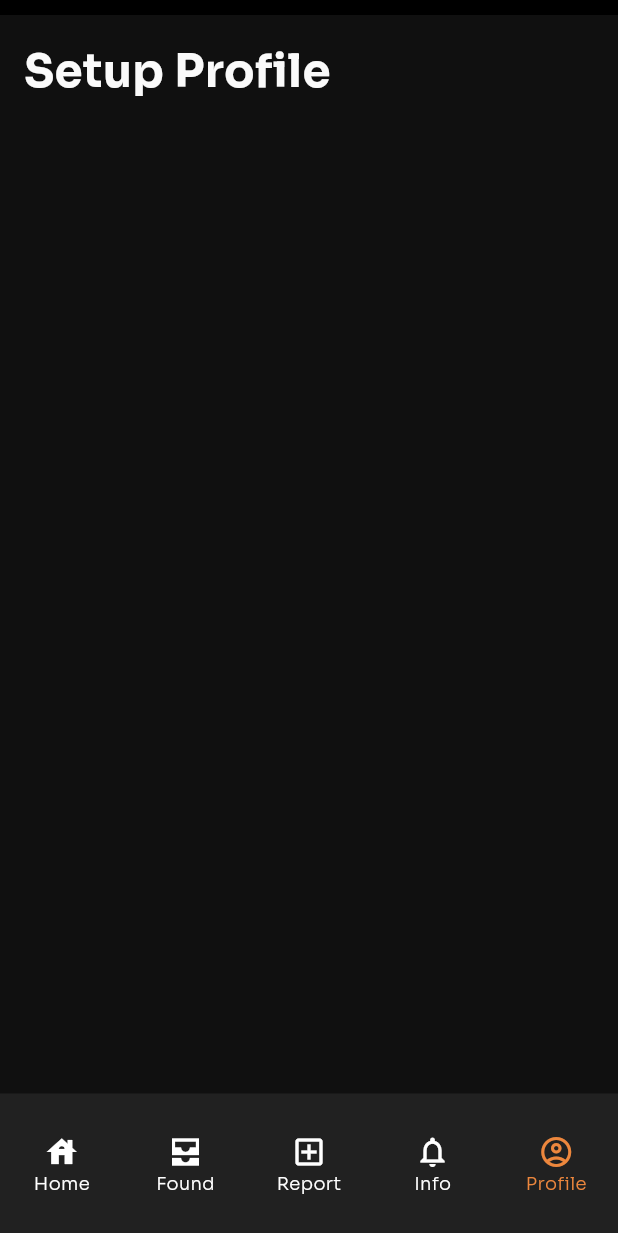
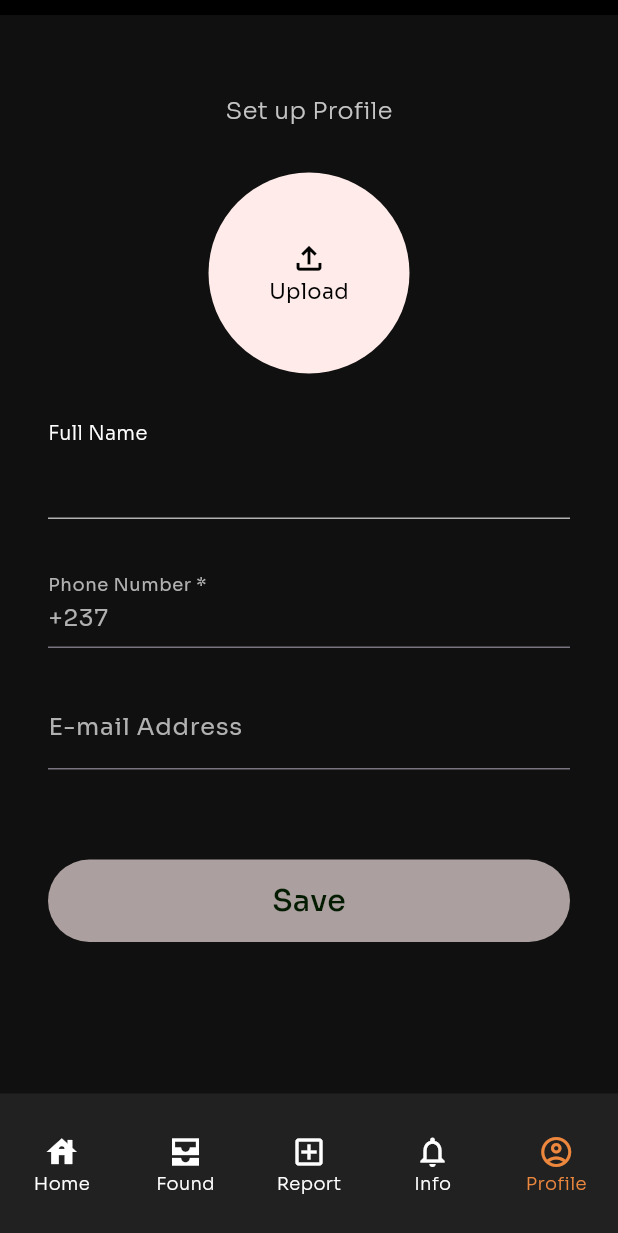
Before and after one commit to Serge-NSN/findam, a Flutter app: the BottomNavBar screen opened directly, item 5 of the bottom bar chosen, on a phone screen of 412 x 824 dp. Shown: the top 1233 px of the screen. Run offline on Flutter 3.47's test engine with Material 3 defaults, Android fonts, the phone set to English and light mode, and no system bars; our stand-ins replace animated_splash_screen, image_picker, page_transition.

Commit message:
add: profile_route

```diff
--- a/lib/home_screen.dart
+++ b/lib/home_screen.dart
@@ -3,6 +3,7 @@ import 'package:findam/routes/home.dart';
 import 'package:findam/routes/report.dart';
 import 'package:flutter/material.dart';
 import 'routes/notifications.dart';
+import 'routes/profile.dart';
 
 class HomeScreen extends StatelessWidget {
   final int selectedIndex;
@@ -33,17 +34,12 @@ class _BottomNavBarState extends State<BottomNavBar> {
     _selectedIndex = widget.initialIndex;
   }
 
-  static const TextStyle optionStyle = TextStyle(
-      fontSize: 30, fontWeight: FontWeight.bold, color: Color(0xFFFAFAFA));
   static const List<Widget> _widgetOptions = <Widget>[
     Home(),
     FoundItems(),
     ReportItem(),
     Notifications(),
-    Text(
-      'Setup Profile',
-      style: optionStyle,
-    ),
+    Profile(),
   ];
 
   void _onItemTapped(int index) {
@@ -95,10 +91,10 @@ class _BottomNavBarState extends State<BottomNavBar> {
           unselectedItemColor: Colors.white,
           showUnselectedLabels: true,
           onTap: _onItemTapped,
-          selectedLabelStyle: const TextStyle(
-              fontSize: 12, fontWeight: FontWeight.w300),
-          unselectedLabelStyle: const TextStyle(
-              fontSize: 12, fontWeight: FontWeight.w300),
+          selectedLabelStyle:
+              const TextStyle(fontSize: 12, fontWeight: FontWeight.w300),
+          unselectedLabelStyle:
+              const TextStyle(fontSize: 12, fontWeight: FontWeight.w300),
           type: BottomNavigationBarType.fixed,
           backgroundColor: const Color.fromRGBO(33, 33, 33, 1.0),
           selectedIconTheme: const IconThemeData(size: 24),
--- a/lib/main.dart
+++ b/lib/main.dart
@@ -13,17 +13,18 @@
   @override
   Widget build(BuildContext context) {
     return MaterialApp(
+      debugShowCheckedModeBanner: false,
       theme: ThemeData(
         fontFamily: 'Sora',
       ),
       title: 'FindAm',
       home: AnimatedSplashScreen(
-        duration: 0, //Set to 3000
+        duration: 3000, //Set to 3000
         splash: Image.asset('assets/img/logo.png'),
         nextScreen: const SignInScreen(), //Set to SignInScreen()
         splashTransition: SplashTransition.fadeTransition,
         pageTransitionType: PageTransitionType.leftToRightWithFade,
-        // animationDuration: Durations.extralong4,
+        animationDuration: Durations.extralong4,
         backgroundColor: const Color.fromARGB(255, 16, 16, 16),
         splashIconSize: 250,
       ),
--- /dev/null
+++ b/lib/routes/profile.dart
@@ -0,0 +1,277 @@
+import 'package:flutter/cupertino.dart';
+import 'package:flutter/material.dart';
+import 'package:flutter/services.dart';
+import 'package:image_picker/image_picker.dart';
+import 'dart:io';
+
+class Profile extends StatefulWidget {
+  const Profile({super.key});
+
+  @override
+  _ProfileState createState() => _ProfileState();
+}
+
+class _ProfileState extends State<Profile> {
+  final _formKey = GlobalKey<FormState>();
+  final _fullNameController = TextEditingController();
+  bool _isImageUploaded = false;
+  bool _isFormValid = false;
+  File? _selectedImage;
+
+  final ImagePicker _picker = ImagePicker();
+  final TextEditingController phoneController =
+      TextEditingController(text: '+237');
+  final FocusNode phoneFocusNode = FocusNode();
+
+  @override
+  void initState() {
+    super.initState();
+    phoneFocusNode.addListener(() {
+      if (phoneFocusNode.hasFocus && !phoneController.text.startsWith('+237')) {
+        phoneController.text = '+237';
+        phoneController.selection = TextSelection.fromPosition(
+          TextPosition(offset: phoneController.text.length),
+        );
+      }
+    });
+  }
+
+  @override
+  void dispose() {
+    phoneController.dispose();
+    phoneFocusNode.dispose();
+    _fullNameController.dispose();
+    super.dispose();
+  }
+
+  void _validateForm() {
+    setState(() {
+      _isFormValid = _fullNameController.text.isNotEmpty &&
+          phoneController.text.isNotEmpty &&
+          _isImageUploaded;
+    });
+  }
+
+  Future<void> _pickImage() async {
+    showModalBottomSheet(
+      context: context,
+      builder: (context) {
+        return SafeArea(
+          child: Wrap(
+            children: <Widget>[
+              ListTile(
+                leading: Icon(Icons.photo_library),
+                title: Text('Gallery'),
+                onTap: () {
+                  _pickImageFromSource(ImageSource.gallery);
+                  Navigator.of(context).pop();
+                },
+              ),
+              ListTile(
+                leading: Icon(Icons.photo_camera),
+                title: Text('Camera'),
+                onTap: () {
+                  _pickImageFromSource(ImageSource.camera);
+                  Navigator.of(context).pop();
+                },
+              ),
+            ],
+          ),
+        );
+      },
+    );
+  }
+
+  Future<void> _pickImageFromSource(ImageSource source) async {
+    final pickedFile = await _picker.pickImage(source: source);
+
+    if (pickedFile != null) {
+      setState(() {
+        _selectedImage = File(pickedFile.path);
+        _isImageUploaded = true;
+        _validateForm();
+      });
+    }
+  }
+
+  @override
+  Widget build(BuildContext context) {
+    return SafeArea(
+      child: Padding(
+        padding: const EdgeInsets.all(16.0),
+        child: Form(
+          key: _formKey,
+          onChanged: _validateForm,
+          child: Column(
+            crossAxisAlignment: CrossAxisAlignment.start,
+            children: [
+              SizedBox(height: 20),
+              Center(
+                child: const Text(
+                  'Set up Profile',
+                  style: TextStyle(
+                    fontSize: 16.0,
+                    fontWeight: FontWeight.w100,
+                    color: Color(0xFFC4C4C4),
+                  ),
+                ),
+              ),
+              const SizedBox(
+                height: 30,
+              ),
+              Expanded(
+                child: SingleChildScrollView(
+                  child: Column(
+                    children: [
+                      GestureDetector(
+                        onTap: _pickImage,
+                        child: Container(
+                          width: 134,
+                          height: 134,
+                          decoration: BoxDecoration(
+                            color: const Color.fromRGBO(254, 235, 234, 1),
+                            borderRadius: BorderRadius.circular(100),
+                            image: _selectedImage != null
+                                ? DecorationImage(
+                                    image: FileImage(_selectedImage!),
+                                    fit: BoxFit.cover,
+                                  )
+                                : null,
+                          ),
+                          child: _selectedImage == null
+                              ? Column(
+                                  mainAxisAlignment: MainAxisAlignment.center,
+                                  children: [
+                                    Icon(
+                                      Icons.file_upload_outlined,
+                                      size: 25,
+                                      color: Colors.black,
+                                    ),
+                                    Text(
+                                      'Upload',
+                                      style: TextStyle(color: Colors.black),
+                                    ),
+                                  ],
+                                )
+                              : null,
+                        ),
+                      ),
+                      SizedBox(height: 30),
+                      Row(
+                        children: [
+                          Text(
+                            'Full Name',
+                            style: TextStyle(
+                              color: Colors.white,
+                              fontSize: 13,
+                              fontWeight: FontWeight.w300,
+                            ),
+                          ),
+                        ],
+                      ),
+                      TextFormField(
+                        controller: _fullNameController,
+                        cursorColor: Color.fromARGB(192, 255, 255, 255),
+                        decoration: InputDecoration(
+                          labelStyle: TextStyle(
+                            color: Color(0xFFB1B1B1),
+                          ),
+                          enabledBorder: UnderlineInputBorder(
+                            borderSide: BorderSide(color: Color(0xFFB1B1B1)),
+                          ),
+                          focusedBorder: UnderlineInputBorder(
+                            borderSide: BorderSide(color: Colors.white),
+                          ),
+                        ),
+                        style: TextStyle(
+                            color: Color.fromARGB(255, 255, 255, 255),
+                            fontWeight: FontWeight.w300),
+                      ),
+                      SizedBox(height: 20),
+                      SizedBox(height: 10),
+                      TextFormField(
+                        controller: phoneController,
+                        focusNode: phoneFocusNode,
+                        cursorColor: const Color.fromARGB(192, 255, 255, 255),
+                        decoration: const InputDecoration(
+                          labelText:
+                              'Phone Number *', // Add an asterisk to indicate it's required
+                          labelStyle: TextStyle(
+                            color: Color(0xFFB1B1B1),
+                          ),
+                        ),
+                        style: const TextStyle(color: Color(0xFFB1B1B1)),
+                        keyboardType: TextInputType.phone,
+                        inputFormatters: [
+                          LengthLimitingTextInputFormatter(13),
+                          FilteringTextInputFormatter.allow(RegExp(r'[\d+]')),
+                        ],
+                        validator: (value) {
+                          if (value!.length <= 13) {
+                            return 'Please enter a phone number';
+                          }
+                          return null; // Return null if validation passes.
+                        },
+                        onChanged: (value) {
+                          if (!value.startsWith('+237')) {
+                            phoneController.text = '+237';
+                            phoneController.selection =
+                                TextSelection.fromPosition(
+                              TextPosition(offset: phoneController.text.length),
+                            );
+                          }
+                        },
+                      ),
+                      const SizedBox(height: 25),
+                      TextFormField(
+                        cursorColor: Color.fromARGB(192, 255, 255, 255),
+                        decoration: InputDecoration(
+                          labelText: 'E-mail Address',
+                          labelStyle: TextStyle(
+                            color: Color(0xFFB1B1B1),
+                          ),
+                        ),
+                        style: TextStyle(color: Color(0xFFB1B1B1)),
+                      ),
+                      SizedBox(
+                        height: 60,
+                      ),
+                      SizedBox(
+                        width: double.infinity,
+                        child: ElevatedButton(
+                          style: ButtonStyle(
+                            padding: MaterialStateProperty.all(
+                              const EdgeInsets.all(13),
+                            ),
+                            backgroundColor: MaterialStateProperty.all(
+                              _isFormValid
+                                  ? Color.fromARGB(255, 254, 235, 234)
+                                  : Color.fromARGB(167, 254, 235, 234),
+                            ),
+                          ),
+                          onPressed: _isFormValid
+                              ? () {
+                                  // Handle form submission
+                                }
+                              : null,
+                          child: const Text(
+                            'Save',
+                            style: TextStyle(
+                              fontWeight: FontWeight.w500,
+                              color: Color(0xFF031B01),
+                              fontSize: 20,
+                            ),
+                          ),
+                        ),
+                      ),
+                    ],
+                  ),
+                ),
+              ),
+            ],
+          ),
+        ),
+      ),
+    );
+  }
+}
--- a/pubspec.yaml
+++ b/pubspec.yaml
@@ -82,6 +82,8 @@ flutter:
     - assets/img/laptop-charger.jpg
     - assets/img/missing-wallet.jpg
     - assets/img/icon.png
+    - assets/img/nsn-profile-pic.jpeg
+    - assets/img/unknown-profile.jpg
 
   # An image asset can refer to one or more resolution-specific "variants", see
   # https://flutter.dev/assets-and-images/#resolution-aware
```
Also changed, not shown: lib/routes/home.dart (+14 -6 lines), assets/img/profile-emoji.png (added), assets/img/unknown-profile.jpg (added).
